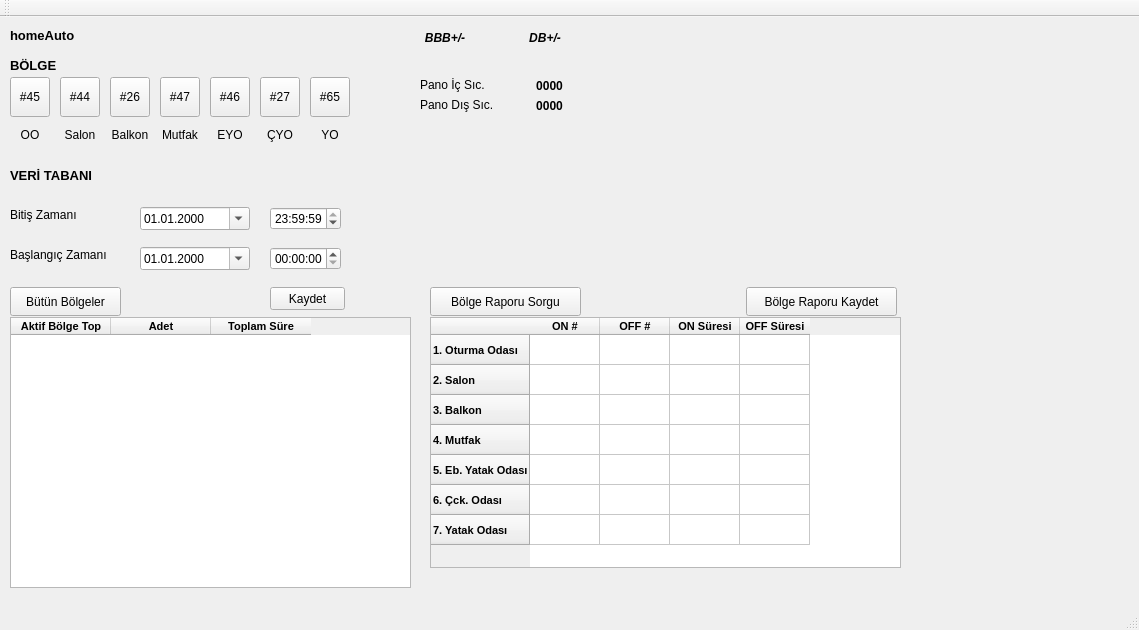
Old version of the form mainwindow.ui in the repository alikanarya/homeAutoGui.
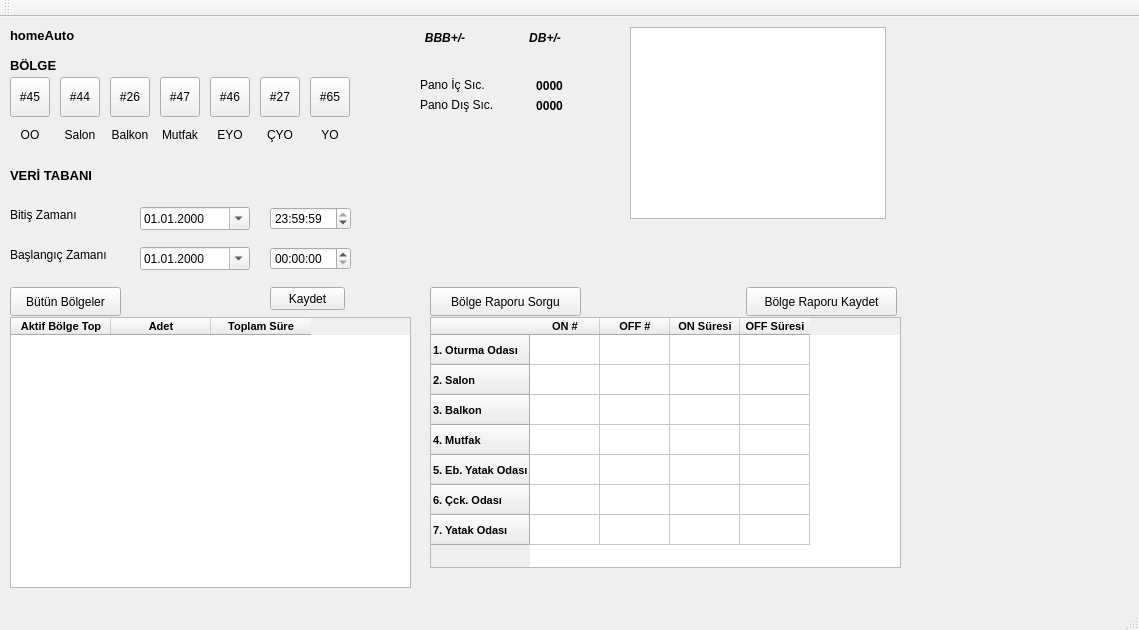
New version of the form.

What changed in the file:
```diff
--- a/mainwindow.ui
+++ b/mainwindow.ui
@@ -447,7 +447,7 @@
      <rect>
       <x>270</x>
       <y>190</y>
-      <width>71</width>
+      <width>81</width>
       <height>23</height>
      </rect>
     </property>
@@ -480,7 +480,7 @@
      <rect>
       <x>270</x>
       <y>230</y>
-      <width>71</width>
+      <width>81</width>
       <height>23</height>
      </rect>
     </property>
@@ -812,6 +812,19 @@
      <string>Bölge Raporu Kaydet</string>
     </property>
    </widget>
+   <widget class="QTextBrowser" name="textBrowser">
+    <property name="geometry">
+     <rect>
+      <x>630</x>
+      <y>10</y>
+      <width>256</width>
+      <height>192</height>
+     </rect>
+    </property>
+    <property name="readOnly">
+     <bool>false</bool>
+    </property>
+   </widget>
   </widget>
   <widget class="QMenuBar" name="menuBar">
    <property name="geometry">
```
Left out of the diff: 2 changed lines with no effect on the pictures.
